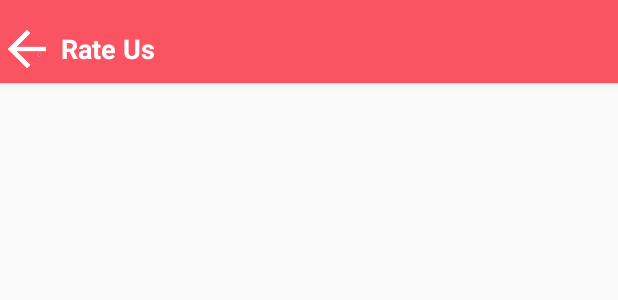
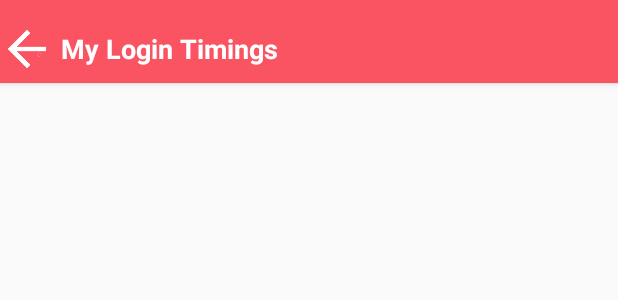
Before and after one commit to elackyaec/Biocare, an Android app: the layout activity_login_timing.xml on its own in the app's theme, with its tools: preview values and no code run, on a phone screen of 412 x 824 dp. Shown: the top 300 px of the screen. Run offline under Robolectric (Android 15) with nearby library versions, the light colour scheme and no system bars.

Commit message:
Siva 24/02/2020-10:06

```diff
--- a/app/src/main/java/com/retail/biocare/adapter/LoginTimingsAdapter.java
+++ b/app/src/main/java/com/retail/biocare/adapter/LoginTimingsAdapter.java
@@ -41,7 +41,7 @@ public class LoginTimingsAdapter extends RecyclerView.Adapter<LoginTimingsAdapte
 
     @Override
     public int getItemCount() {
-        return 0;
+        return loginTimingData.size();
     }
 
     public class LoginTimingViewHolder extends RecyclerView.ViewHolder {
--- a/app/src/main/res/layout/activity_login_timing.xml
+++ b/app/src/main/res/layout/activity_login_timing.xml
@@ -32,7 +32,7 @@
             android:layout_width="wrap_content"
             android:layout_height="wrap_content"
             android:layout_gravity="center_vertical"
-            android:text="Rate Us"
+            android:text="My Login Timings"
             android:textColor="@color/white"
             android:textSize="18sp"
             android:textStyle="bold"
@@ -42,4 +42,11 @@
     </LinearLayout>
 
 
+    <androidx.recyclerview.widget.RecyclerView
+        android:layout_width="match_parent"
+        android:layout_height="wrap_content"
+        android:layout_marginTop="10dp"
+        android:layout_marginBottom="10dp"
+        android:id="@+id/recyclerLoginTimings"/>
+
 </LinearLayout>
--- a/app/src/main/res/layout/fragment_profile.xml
+++ b/app/src/main/res/layout/fragment_profile.xml
@@ -276,7 +276,7 @@
                     android:orientation="horizontal"
                     android:layout_marginTop="10dp"
                     android:background="@color/white"
-                    android:id="@+id/linear_chat">
+                    android:id="@+id/linear_LoginTiming">
 
 
 
```
Also changed, not shown: app/src/main/java/com/retail/biocare/LoginTimingActivity.java (+96 -0 lines), app/src/main/java/com/retail/biocare/fragment/FragmentProfile.java (+8 -0 lines).
